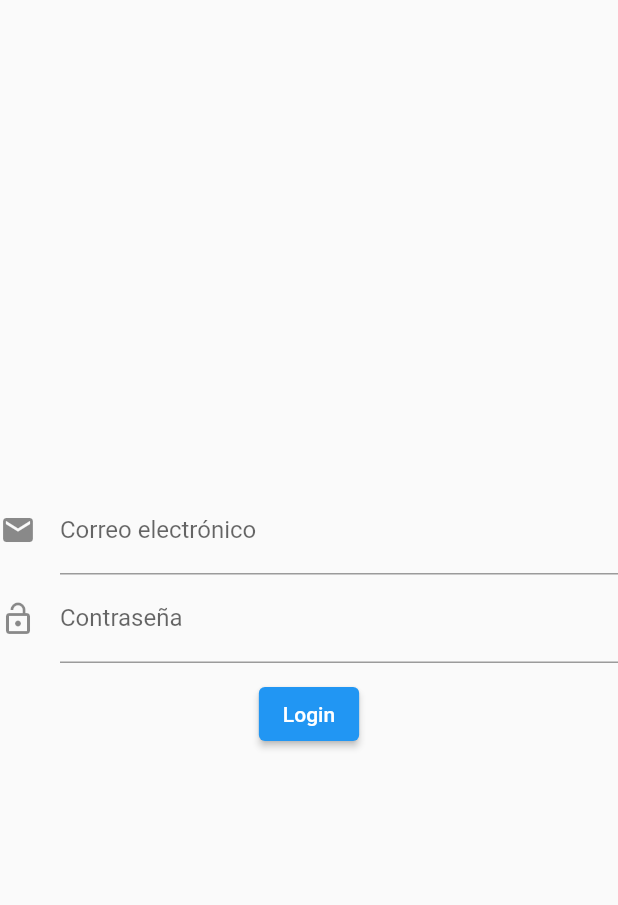
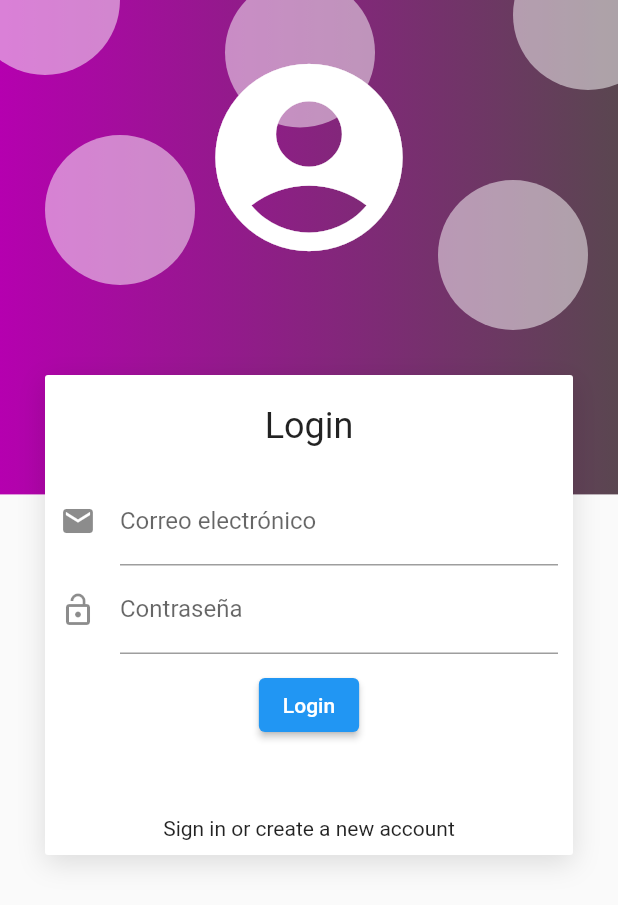
Before and after one commit to cheemita/FlutterApp2, a Flutter app: the screen it shows after launch, on a phone screen of 412 x 824 dp. Shown: the top 905 px of the screen. Run offline on Flutter 3.47's test engine with Material 2 defaults, Android fonts, the phone set to English and light mode, and no system bars.

Commit message:
Auth_background

```diff
--- a/lib/screens/login_screen.dart
+++ b/lib/screens/login_screen.dart
@@ -1,4 +1,5 @@
 import 'package:flutter/material.dart';
+import 'package:flutter_application_2/widgets/auth_background.dart';
 
 class LoginScreen extends StatefulWidget {
   const LoginScreen({super.key});
@@ -14,12 +15,35 @@ class _LoginScreenState extends State<LoginScreen> {
   @override
   Widget build(BuildContext context) {
     return Scaffold(
-      body: SafeArea(
-        child: Stack(
-          children: [_loginForm()],
+        body: AuthBackground(
+            child: SingleChildScrollView(
+      child: Column(children: [
+        const SizedBox(
+          height: 250,
         ),
-      ),
-    );
+        CardContainer(
+          child: Column(
+            children: [
+              const SizedBox(
+                height: 10,
+              ),
+              Text("Login", style: Theme.of(context).textTheme.headlineSmall),
+              const SizedBox(
+                height: 20,
+              ),
+              _loginForm(),
+              const SizedBox(
+                height: 50,
+              ),
+              const Text(
+                "Sign in or create a new account",
+                style: TextStyle(fontSize: 14),
+              ),
+            ],
+          ),
+        ),
+      ]),
+    )));
   }
 
   Widget _loginForm() {
--- /dev/null
+++ b/lib/widgets/auth_background.dart
@@ -0,0 +1,124 @@
+import 'package:flutter/material.dart';
+
+class AuthBackground extends StatelessWidget {
+  final Widget child;
+
+  const AuthBackground({Key? key, required this.child}) : super(key: key);
+
+  @override
+  Widget build(BuildContext context) {
+    return Container(
+      width: double.infinity,
+      height: double.infinity,
+      child: Stack(
+        children: [_PurpleBox(), _HeaderIcon(), this.child],
+      ),
+    );
+  }
+}
+
+class _HeaderIcon extends StatelessWidget {
+  @override
+  Widget build(BuildContext context) {
+    return SafeArea(
+        child: Container(
+      width: double.infinity,
+      margin: const EdgeInsets.only(top: 30),
+      child: const Icon(
+        Icons.account_circle,
+        color: Colors.white,
+        size: 150,
+      ),
+    ));
+  }
+}
+
+class _PurpleBox extends StatelessWidget {
+  @override
+  Widget build(BuildContext context) {
+    final size = MediaQuery.of(context).size;
+
+    return Container(
+      width: double.infinity,
+      height: size.height * 0.4,
+      decoration: _purpleBackground(),
+      child: const Stack(
+        children: [
+          Positioned(
+            top: 90,
+            left: 30,
+            child: _Bubble(),
+          ),
+          Positioned(
+            top: -40,
+            right: -30,
+            child: _Bubble(),
+          ),
+          Positioned(
+            top: -50,
+            left: -20,
+            child: _Bubble(),
+          ),
+          Positioned(
+            top: -15,
+            left: 150,
+            child: _Bubble(),
+          ),
+          Positioned(
+            top: 120,
+            right: 20,
+            child: _Bubble(),
+          ),
+        ],
+      ),
+    );
+  }
+
+  BoxDecoration _purpleBackground() => const BoxDecoration(
+      gradient: LinearGradient(
+          colors: [Color(0xFFB500AF), Color.fromRGBO(90, 70, 80, 1)]));
+}
+
+class _Bubble extends StatelessWidget {
+  const _Bubble({super.key});
+
+  @override
+  Widget build(BuildContext context) {
+    return Container(
+      width: 100,
+      height: 100,
+      decoration: BoxDecoration(
+          borderRadius: BorderRadius.circular(100),
+          color: const Color.fromRGBO(255, 255, 255, 0.5)),
+    );
+  }
+}
+
+class CardContainer extends StatelessWidget {
+  final Widget child;
+
+  const CardContainer({Key? key, required this.child}) : super(key: key);
+
+  @override
+  Widget build(BuildContext context) {
+    return Padding(
+        padding: const EdgeInsets.symmetric(horizontal: 30),
+        child: Container(
+          width: double.infinity,
+          padding: const EdgeInsets.all(10),
+          decoration: _createCardShape(),
+          child: this.child,
+        ));
+  }
+}
+
+BoxDecoration _createCardShape() => BoxDecoration(
+        color: Colors.white,
+        borderRadius: BorderRadius.circular(2),
+        boxShadow: const [
+          BoxShadow(
+            color: Colors.black12,
+            blurRadius: 15,
+            offset: Offset(0, 5),
+          )
+        ]);
```
